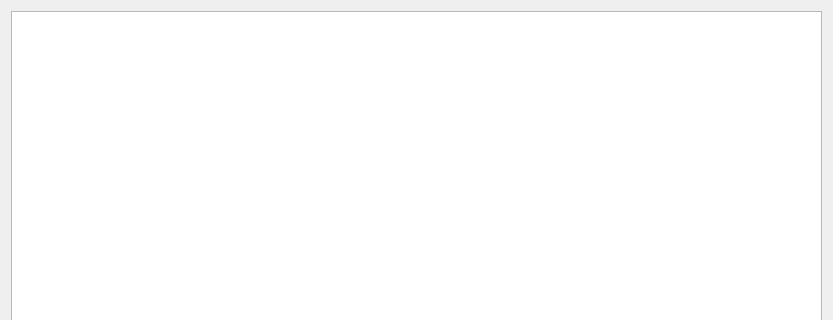
First picture: the form in romdisdialog.ui, repository travisgoodspeed/maskromtool, before the edit; both pictures show x 0 to 833 and y 0 to 320 of the 833 by 903 pixel window.
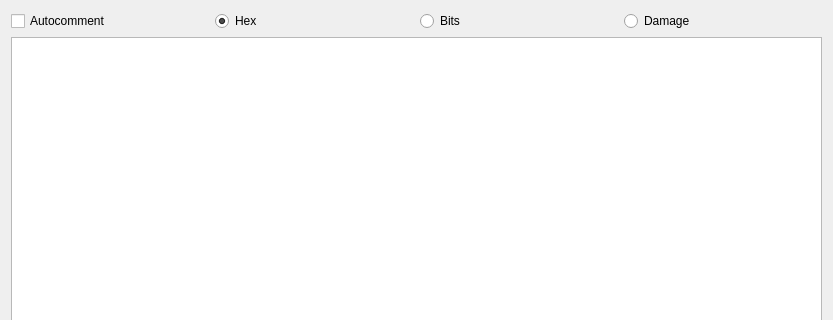
Second picture: the form after the edit.

Commit message: Damaged bits now shown in GUI disassembly, saved to JSON. #128

```diff
--- a/romdisdialog.ui
+++ b/romdisdialog.ui
@@ -14,6 +14,44 @@
    <string>Dialog</string>
   </property>
   <layout class="QVBoxLayout" name="verticalLayout">
+   <item>
+    <layout class="QHBoxLayout" name="horizontalLayout">
+     <item>
+      <widget class="QCheckBox" name="checkComments">
+       <property name="text">
+        <string>Autocomment</string>
+       </property>
+      </widget>
+     </item>
+     <item>
+      <widget class="QRadioButton" name="radioHex">
+       <property name="text">
+        <string>Hex</string>
+       </property>
+       <property name="checked">
+        <bool>true</bool>
+       </property>
+      </widget>
+     </item>
+     <item>
+      <widget class="QRadioButton" name="radioBits">
+       <property name="text">
+        <string>Bits</string>
+       </property>
+      </widget>
+     </item>
+     <item>
+      <widget class="QRadioButton" name="radioDamage">
+       <property name="text">
+        <string>Damage</string>
+       </property>
+       <property name="checked">
+        <bool>false</bool>
+       </property>
+      </widget>
+     </item>
+    </layout>
+   </item>
    <item>
     <widget class="QPlainTextEdit" name="plainTextEdit">
      <property name="acceptDrops">
```
The commit also changes 5 other files.
